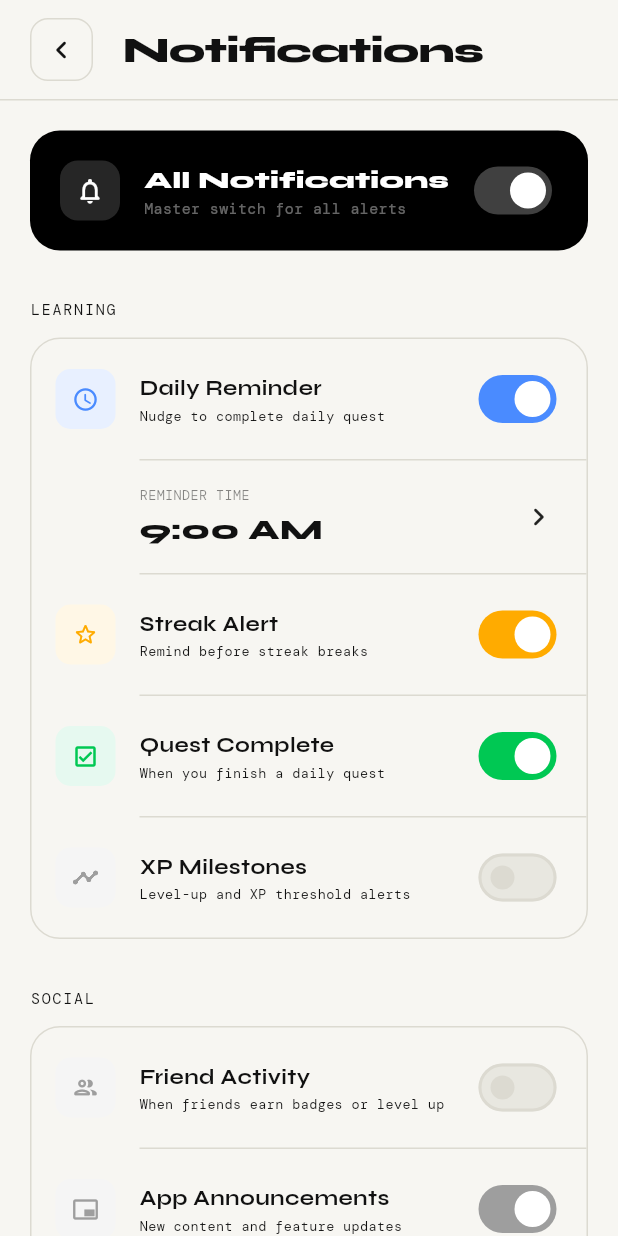
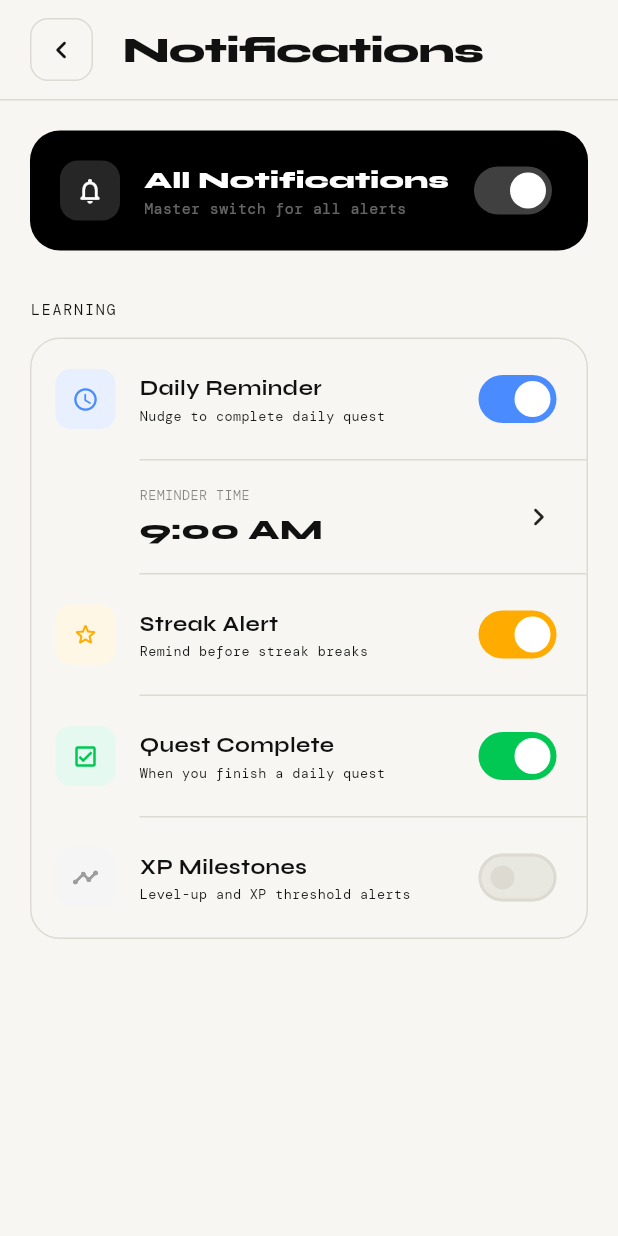
Before and after one commit to granthaielabad/taskquest, a Flutter app: the NotificationsScreen screen opened directly, on a phone screen of 412 x 824 dp. Run offline on Flutter 3.47's test engine with Material 3 defaults, Android fonts, the phone set to English and light mode, and no system bars; our stand-ins replace audioplayers, cached_network_image, cloud_firestore, confetti, file_picker, firebase_auth and 12 more; missing offline and left inert: markdown, syncfusion_flutter_pdf, tutorial_coach_mark; accounts and stored records are empty.

Commit message:
hide social section of notification screen

```diff
--- a/lib/features/games/services/game_content_service.dart
+++ b/lib/features/games/services/game_content_service.dart
@@ -53,7 +53,7 @@ class GameContentService {
     if (pool != 'All' && pool != 'Mixed') {
       final p = pool.toLowerCase();
       filtered = filtered.where((q) {
-        final text = (q.instruction + ' ' + q.explanation + ' ' + q.codeSnippet).toLowerCase();
+        final text = ('${q.instruction} ${q.explanation} ${q.codeSnippet}').toLowerCase();
         if (p == 'web') return text.contains('web') || text.contains('html') || text.contains('css') || text.contains('javascript');
         if (p == 'system') return text.contains('system') || text.contains('c++') || text.contains('rust') || text.contains('memory');
         if (p == 'legacy') return text.contains('legacy') || text.contains('cobol') || text.contains('fortran') || text.contains('ada');
@@ -78,7 +78,7 @@ class GameContentService {
     if (modelType != 'Mixed' && modelType != 'All') {
       final type = modelType.toLowerCase();
       filtered = filtered.where((s) {
-        final text = (s.instruction + ' ' + s.explanation).toLowerCase();
+        final text = ('${s.instruction} ${s.explanation}').toLowerCase();
         if (type == 'waterfall') {
            return text.contains('waterfall') || text.contains('pipeline') || text.contains('standard') || text.contains('ci/cd');
         } else if (type == 'agile') {
@@ -111,7 +111,7 @@ class GameContentService {
     if (category != 'All' && category != 'Mixed') {
       final cat = category.toLowerCase();
       filtered = filtered.where((a) {
-        final text = (a.instruction + ' ' + a.question + ' ' + a.explanation).toLowerCase();
+        final text = ('${a.instruction} ${a.question} ${a.explanation}').toLowerCase();
         if (cat == 'sorting' || cat == 'sort') {
           return text.contains('sort');
         } else if (cat == 'search') {
--- a/lib/features/settings/screens/notifications_screen.dart
+++ b/lib/features/settings/screens/notifications_screen.dart
@@ -44,7 +44,7 @@ class NotificationSettingsNotifier extends Notifier<NotificationSettings> {
         'streak': true,
         'quest': true,
         'xp': false,
-        'social': false,
+        // 'social': false, // Removed
         'announcements': true,
         'quiet': true,
       },
@@ -126,6 +126,7 @@ class NotificationSettingsNotifier extends Notifier<NotificationSettings> {
   void _retriggerActiveNotifications(Map<String, bool> toggles) {
     if (toggles['daily'] == true) _triggerLogicForKey('daily');
     if (toggles['streak'] == true) _triggerLogicForKey('streak');
+    // if (toggles['announcements'] == true) _triggerLogicForKey('announcements'); // Removed
   }
 
   void _triggerLogicForKey(String key) {
@@ -149,6 +150,9 @@ class NotificationSettingsNotifier extends Notifier<NotificationSettings> {
           body: 'Open the app now to keep your streak alive.',
         );
         break;
+      // case 'announcements': // Removed
+      //   // No specific scheduling for announcements, as they are usually triggered by backend
+      //   break;
     }
   }
 }
@@ -447,55 +451,32 @@ class NotificationsScreen extends ConsumerWidget {
                           onChanged: (v) => ref
                               .read(notificationSettingsProvider.notifier)
                               .toggle('xp', v),
-                          isLast: true,
                         ),
-                      ],
-                    ),
-
-                    const SizedBox(height: 32),
-                    _SectionLabel(label: 'SOCIAL', isEnabled: masterEnabled),
-                    const SizedBox(height: 12),
-                    _SettingsGroup(
-                      isEnabled: masterEnabled,
-                      children: [
-                        _NotificationTile(
-                          isEnabled: masterEnabled,
-                          icon: Icons.people_outline_rounded,
-                          iconBg: isDark
-                              ? colorScheme.onSurface.withValues(alpha: 0.05)
-                              : const Color(0xFFF5F5F5),
-                          iconColor: isDark
-                              ? colorScheme.onSurface.withValues(alpha: 0.4)
-                              : const Color(0xFF9E9E9E),
-                          title: 'Friend Activity',
-                          subtitle: 'When friends earn badges or level up',
-                          value: settings.toggles['social'] ?? false,
-                          onChanged: (v) => ref
-                              .read(notificationSettingsProvider.notifier)
-                              .toggle('social', v),
-                        ),
-                        Divider(
-                          color: colorScheme.outline,
-                          height: 1,
-                          indent: 72,
-                        ),
-                        _NotificationTile(
-                          isEnabled: masterEnabled,
-                          icon: Icons.branding_watermark_outlined,
-                          iconBg: isDark
-                              ? colorScheme.onSurface.withValues(alpha: 0.05)
-                              : const Color(0xFFF5F5F5),
-                          iconColor: isDark
-                              ? colorScheme.onSurface.withValues(alpha: 0.4)
-                              : const Color(0xFF9E9E9E),
-                          title: 'App Announcements',
-                          subtitle: 'New content and feature updates',
-                          value: settings.toggles['announcements'] ?? true,
-                          onChanged: (v) => ref
-                              .read(notificationSettingsProvider.notifier)
-                              .toggle('announcements', v),
-                          isLast: true,
-                        ),
+                        // Removed App Announcements tile
+                        // if (masterEnabled) ...[
+                        //   Divider(
+                        //     color: colorScheme.outline,
+                        //     height: 1,
+                        //     indent: 72,
+                        //   ),
+                        //   _NotificationTile(
+                        //     isEnabled: masterEnabled,
+                        //     icon: Icons.branding_watermark_outlined,
+                        //     iconBg: isDark
+                        //         ? colorScheme.onSurface.withValues(alpha: 0.05)
+                        //         : const Color(0xFFF5F5F5),
+                        //     iconColor: isDark
+                        //         ? colorScheme.onSurface.withValues(alpha: 0.4)
+                        //         : const Color(0xFF9E9E9E),
+                        //     title: 'App Announcements',
+                        //     subtitle: 'New content and feature updates',
+                        //     value: settings.toggles['announcements'] ?? true,
+                        //     onChanged: (v) => ref
+                        //         .read(notificationSettingsProvider.notifier)
+                        //         .toggle('announcements', v),
+                        //     isLast: true,
+                        //   ),
+                        // ],
                       ],
                     ),
                     const SizedBox(height: 40),
```
